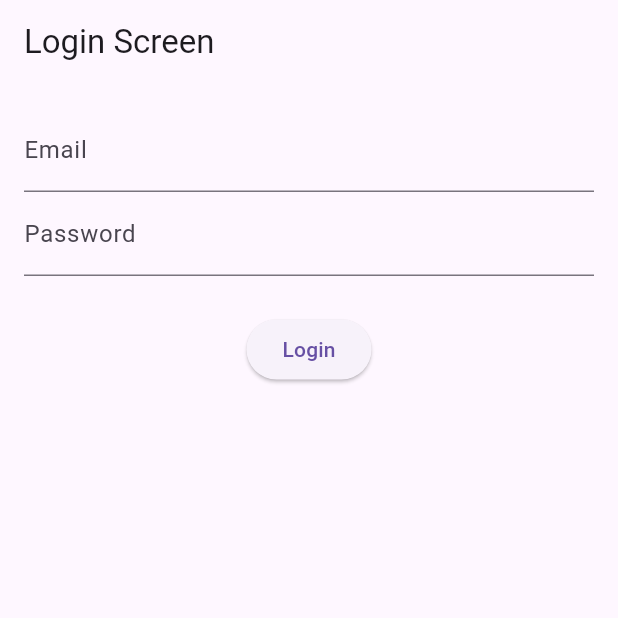
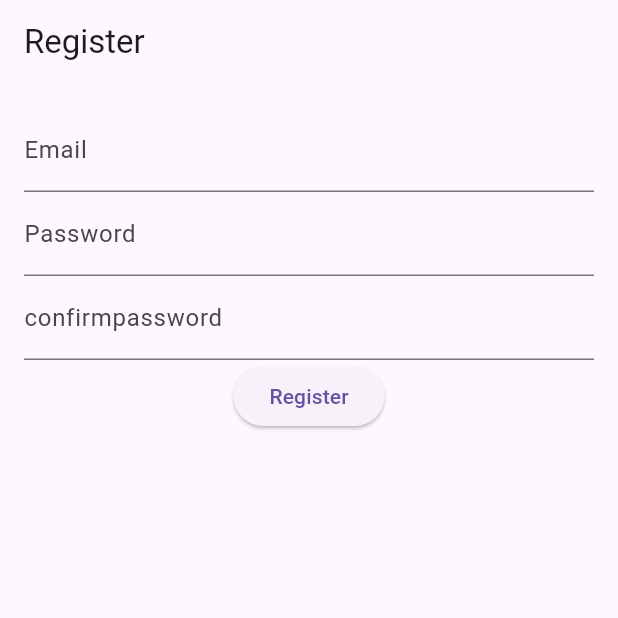
Before and after one commit to Odhi-ambo/Exam_processing_app, a Flutter app: the screen it shows after launch, on a phone screen of 412 x 824 dp, the top half of it. Run offline on Flutter 3.47's test engine with Material 3 defaults, Android fonts, the phone set to English and light mode, and no system bars.

Commit message:
Initial commit

```diff
--- a/lib/main.dart
+++ b/lib/main.dart
@@ -1,5 +1,6 @@
 import 'package:exam_processing_app/screens/home_screen.dart';
 import 'package:exam_processing_app/screens/login_screen.dart';
+import 'package:exam_processing_app/screens/registration_screen.dart';
 import 'package:flutter/material.dart';
 
 void main() {
@@ -12,7 +13,7 @@ class MyApp extends StatelessWidget {
   @override
   Widget build(BuildContext context) {
     return MaterialApp(
-      home: LoginScreen(),
+      home: RegistrationScreen(),
     );
   }
 }
```
